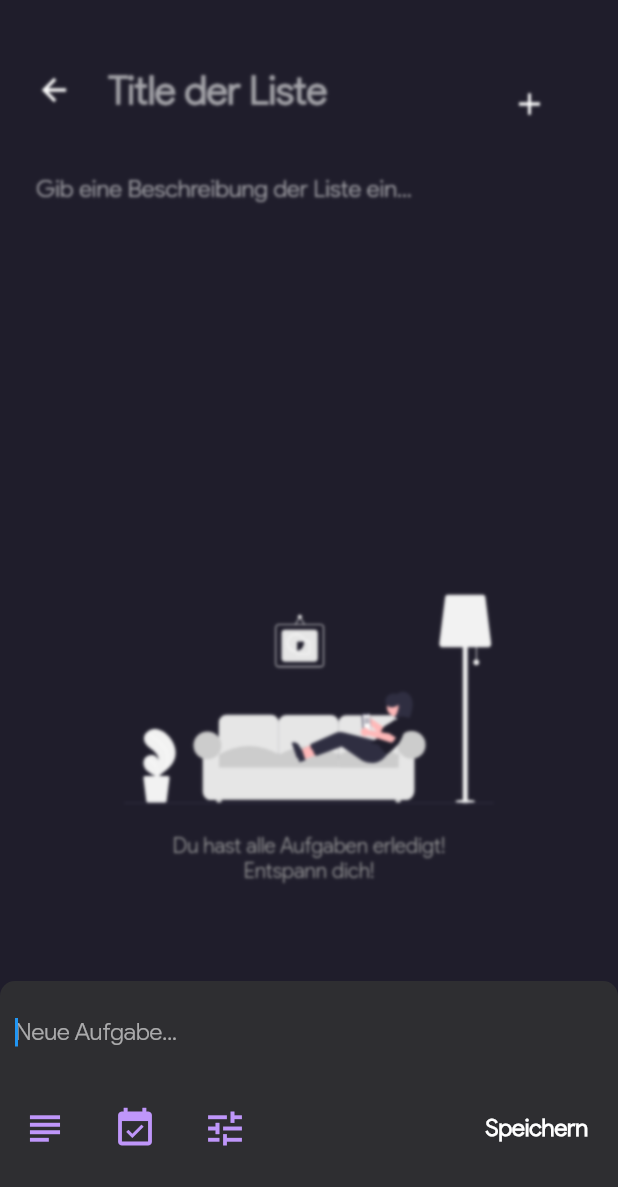
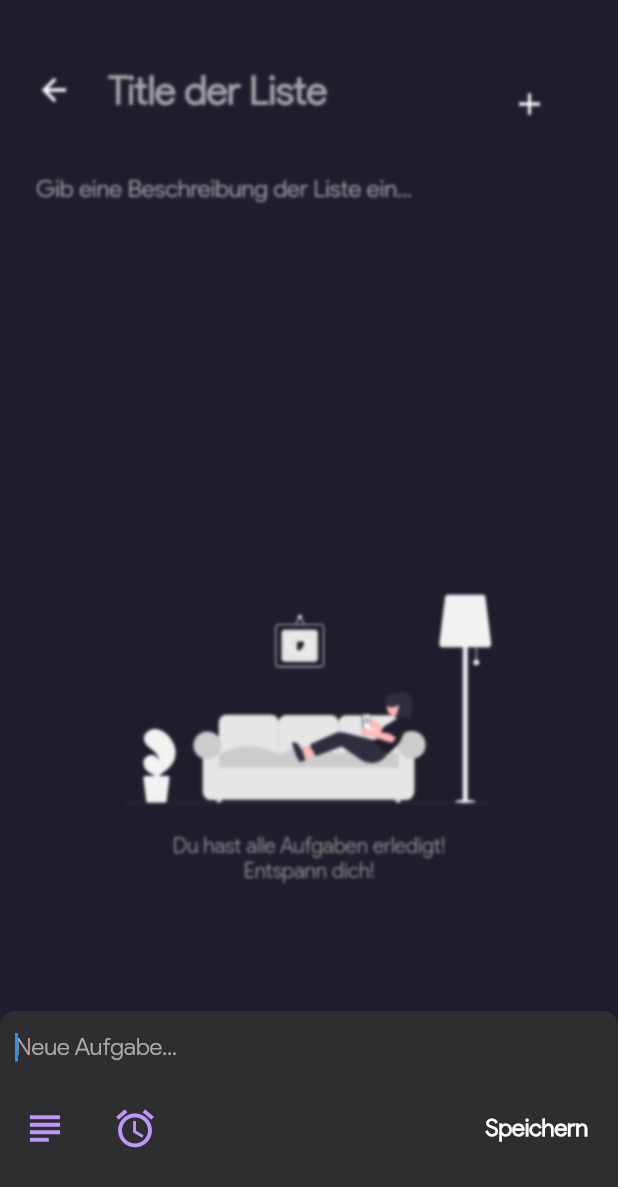
Before and after one commit to badbryany/todoapp, a Flutter app: the Taskpage screen opened directly with empty values, after a tap on the "add" icon, on a phone screen of 412 x 824 dp. Shown: the top 1187 px of the screen. Run offline on Flutter 3.47's test engine with Material 2 defaults, Android fonts, the phone set to English and light mode, and no system bars; our stand-ins replace flutter_svg, sqflite; accounts and stored records are empty.

Commit message:
ToDo description

```diff
--- a/lib/database_helper.dart
+++ b/lib/database_helper.dart
@@ -11,7 +11,7 @@ class DatabaseHelper {
       join(await getDatabasesPath(), 'todo.db'),
       onCreate: (db, version) async {
         await db.execute("CREATE TABLE tasks(id INTEGER PRIMARY KEY, title TEXT, description TEXT)");
-        await db.execute("CREATE TABLE todo(id INTEGER PRIMARY KEY, taskId INTEGER, title TEXT, isDone INTEGER)");
+        await db.execute("CREATE TABLE todo (id INTEGER PRIMARY KEY, taskId INTEGER, title TEXT, description TEXT, priority INTEGER, reminder TEXT, category TEXT, isDone INTEGER)");
 
         return db;
       },
@@ -40,6 +40,7 @@ class DatabaseHelper {
 
   Future<void> insertTodo(Todo todo) async {
     Database _db = await database();
+    print(todo.toMap());
     await _db.insert('todo', todo.toMap(), conflictAlgorithm: ConflictAlgorithm.replace);
   }
 
@@ -55,7 +56,7 @@ class DatabaseHelper {
     Database _db = await database();
     List<Map<String, dynamic>> todoMap = await _db.rawQuery("SELECT * FROM todo WHERE taskId = $taskId");
     return List.generate(todoMap.length, (index) {
-      return Todo(id: todoMap[index]['id'], title: todoMap[index]['title'], taskId: todoMap[index]['taskId'], isDone: todoMap[index]['isDone']);
+      return Todo(id: todoMap[index]['id'], title: todoMap[index]['title'], taskId: todoMap[index]['taskId'], isDone: todoMap[index]['isDone'], description: todoMap[index]['description']);
     });
   }
 
--- a/lib/models/todo.dart
+++ b/lib/models/todo.dart
@@ -2,8 +2,9 @@ class Todo {
   final int id;
   final int taskId;
   final String title;
+  final String description;
   final int isDone;
-  Todo({this.id, this.taskId, this.title, this.isDone});
+  Todo({this.id, this.taskId, this.title, this.isDone, this.description});
 
   Map<String, dynamic> toMap() {
     return {
@@ -11,6 +12,7 @@ class Todo {
       'taskId': taskId,
       'title': title,
       'isDone': isDone,
+      'description': description,
     };
   }
 }
--- a/lib/screens/taskpage.dart
+++ b/lib/screens/taskpage.dart
@@ -1,6 +1,5 @@
+import 'package:flutter/material.dart';
 import 'dart:ui';
-
-import 'package:flutter/material.dart';
 import 'package:flutter_svg/flutter_svg.dart';
 
 import '../database_helper.dart';
@@ -29,6 +28,7 @@ class _TaskpageState extends State<Taskpage>{
   int _taskId = 0;
   String _taskTitle = "";
   String _taskDescription = "";
+  DateTime _dateTime;
 
   FocusNode _titleFocus;
   FocusNode _descriptionFocus;
@@ -36,6 +36,8 @@ class _TaskpageState extends State<Taskpage>{
 
   bool _contentVisile = false;
   bool _addToDo = false;
+  double _addHeight = 150;
+  bool _description = false;
 
   @override
   void initState() {
@@ -55,9 +57,27 @@ class _TaskpageState extends State<Taskpage>{
     super.initState();
   }
 
+  Future<DateTime> pickDate() async {
+    DateTime _dateTime = await showDatePicker(
+      context: context,
+      initialDate: DateTime.now(),
+      firstDate: DateTime(2020),
+      lastDate: DateTime(3000),
+    );
+    var _time = await showTimePicker(
+      context: context,
+      initialTime: TimeOfDay.now().replacing(hour: TimeOfDay.now().hour + 1),
+    );
+    print('_time: $_time; _dateTime: $_dateTime;');
+  }
+
   @override
   Widget build(BuildContext context) {
-    List<Icon> toDoSettings = [Icon(Icons.subject, size: 30, color: Color(0xffbf96fa)), Icon(Icons.event_available, color: Color(0xffbf96fa), size: 30), Icon(Icons.tune, color: Color(0xffbf96fa), size: 30)];
+    List<dynamic> toDoSettings = [
+      {'icon': Icon(Icons.subject, size: 30, color: Color(0xffbf96fa)), 'onTap': () => setState(() {_description = true; _addHeight = 200;})},
+      {'icon': Icon(Icons.alarm, color: Color(0xffbf96fa), size: 30), 'onTap': pickDate},
+      //{'icon': Icon(Icons.tune, color: Color(0xffbf96fa), size: 30), 'onTap': () {print('foo');}},
+    ];
     return Scaffold(
       body: Container(
         child: Container(
@@ -167,6 +187,7 @@ class _TaskpageState extends State<Taskpage>{
                         child: ListView.builder(
                           itemCount: snapshot.data.length,
                           itemBuilder: (context, index) {
+                            //print(snapshot.data[index].toMap());
                             return GestureDetector(
                               onTap: () async {
                                 if(snapshot.data[index].isDone == 0){
@@ -178,6 +199,7 @@ class _TaskpageState extends State<Taskpage>{
                               },
                               child: TodoWidget(
                                 text: snapshot.data[index].title,
+                                description: snapshot.data[index].description,
                                 isDone: snapshot.data[index].isDone == 0 ? false : true,
                                 removeToDo: () {
                                   _dbHelper.deleteToDo(snapshot.data[index].id);
@@ -227,7 +249,7 @@ class _TaskpageState extends State<Taskpage>{
                   bottom: 0,
                   left: 0,
                   width: MediaQuery.of(context).size.width,
-                  height: 170,
+                  height: _addHeight,
                   child: Container(
                     decoration: BoxDecoration(
                       color: Color(0xff2e2e31),
@@ -236,7 +258,7 @@ class _TaskpageState extends State<Taskpage>{
                     child: Column(
                       children: [
                         Container(
-                          margin: EdgeInsets.all(10),
+                          margin: EdgeInsets.only(left: 10),
                           child: TextField(
                             autofocus: true,
                             focusNode: _todoFocus,
@@ -250,7 +272,8 @@ class _TaskpageState extends State<Taskpage>{
                                   Todo _newTodo = Todo(
                                     title: value,
                                     isDone: 0,
-                                      taskId: _taskId,
+                                    taskId: _taskId,
+                                    description: todoDescription
                                   );
                                   await _dbHelper.insertTodo(_newTodo);
                                   setState(() {
@@ -271,6 +294,23 @@ class _TaskpageState extends State<Taskpage>{
                             ),
                           ),
                         ),
+                        Visibility(
+                          visible: _description,
+                          child: Container(
+                            margin: EdgeInsets.only(left: 10),
+                            child: TextField(
+                              focusNode: _todoFocus,
+                              controller: TextEditingController()
+                                ..text = '',
+                              onChanged: (value) => todoDescription = value,
+                              decoration: InputDecoration(
+                                hintText: 'Details hinzufügen...',
+                                hintStyle: TextStyle(fontSize: 14),
+                                border: InputBorder.none,
+                              ),
+                            ),
+                          ),
+                        ),
                         Container(
                           margin: EdgeInsets.only(bottom: 40),
                           child: Row(
@@ -280,10 +320,13 @@ class _TaskpageState extends State<Taskpage>{
                               Row(
                                 children: [
                                   //{var color = '0xffffc548';},
-                                  ...toDoSettings.map((e) => Container(
-                                    margin: EdgeInsets.all(8),
-                                    padding: EdgeInsets.all(7),
-                                    child: e,
+                                  ...toDoSettings.map((e) => InkWell(
+                                    onTap: e['onTap'],
+                                    child: Container(
+                                      margin: EdgeInsets.all(8),
+                                      padding: EdgeInsets.all(7),
+                                      child: e['icon'],
+                                    ),
                                   )),
                                 ],
                               ),
@@ -297,12 +340,14 @@ class _TaskpageState extends State<Taskpage>{
                                       Todo _newTodo = Todo(
                                         title: value,
                                         isDone: 0,
-                                          taskId: _taskId,
+                                        taskId: _taskId,
+                                        description: todoDescription,
                                       );
                                       await _dbHelper.insertTodo(_newTodo);
                                       setState(() {
                                         todoTitle = '';
                                         _addToDo = false;
+                                        _description = false;
                                         blure = SizedBox();
                                       });
                                       //_todoFocus.requestFocus();
--- a/lib/widgets.dart
+++ b/lib/widgets.dart
@@ -111,10 +111,11 @@ class _TaskCardWidgetState extends State<TaskCardWidget> {
 
 class TodoWidget extends StatefulWidget {
   final String text;
+  final String description;
   final bool isDone;
   final Function removeToDo;
 
-  TodoWidget({this.text, @required this.isDone, @required this.removeToDo});
+  TodoWidget({this.text, @required this.isDone, @required this.removeToDo, this.description});
 
   @override
   _TodoWidgetState createState() => _TodoWidgetState();
@@ -141,6 +142,7 @@ class _TodoWidgetState extends State<TodoWidget>{
             decoration: widget.isDone ? TextDecoration.lineThrough : null
           ),
         ),
+        subtitle: Text(widget.description ?? ''),
         trailing: IconButton(
           icon: Icon(Icons.delete),
           onPressed: widget.removeToDo,
```
